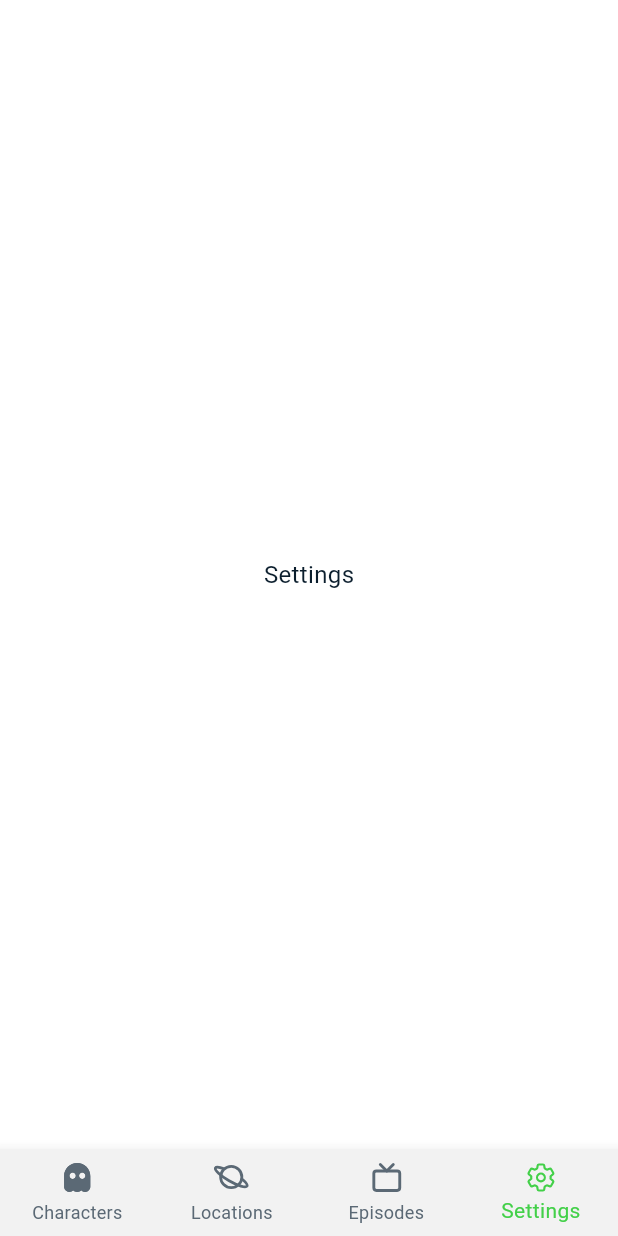
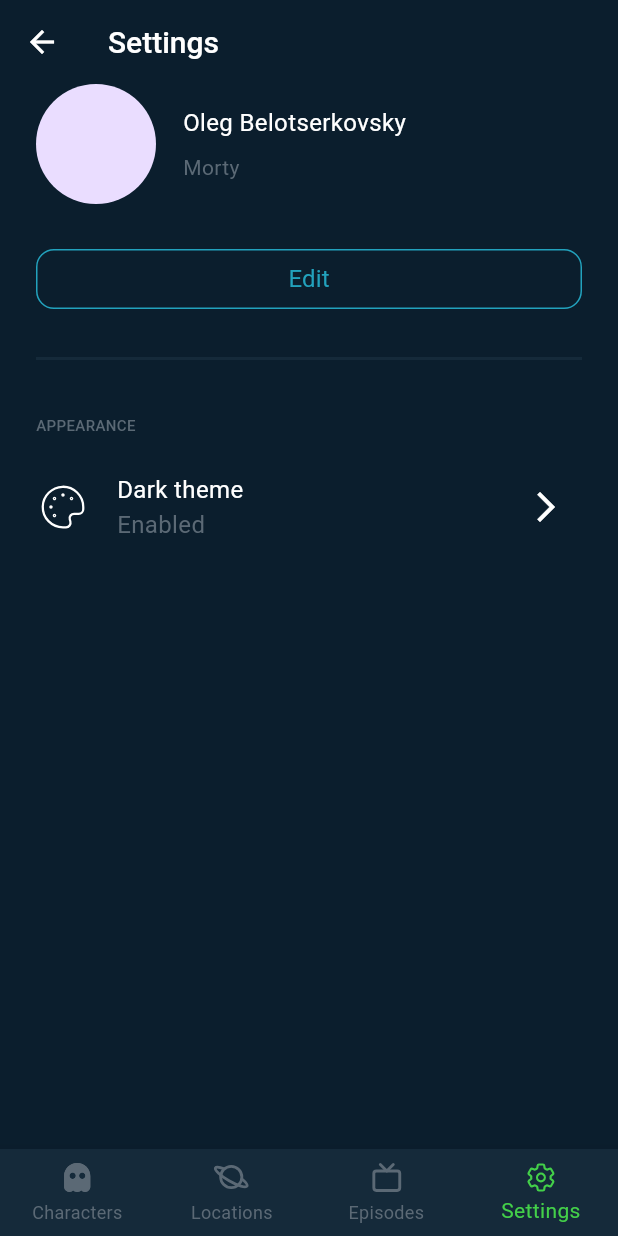
Before and after one commit to KamilaAbdu/rick_and_morty, a Flutter app: the SettingsScreen screen opened by its route, on a phone screen of 412 x 824 dp. Run offline on Flutter 3.47's test engine with Material 3 defaults, Android fonts, the phone set to English and light mode, and no system bars; our stand-ins replace auto_route, dio, flutter_bloc, flutter_svg, get_it, logger and 1 more; accounts and stored records are empty; network calls fail.

Commit message:
feat: добавлена страница Настройки, feat(lang): добавлены все ui элементы в локализацию

```diff
--- a/lib/core/assets/app_assets.dart
+++ b/lib/core/assets/app_assets.dart
@@ -3,6 +3,8 @@ class AppAssets {
   static const String locationNavigationBarItem = 'lib/core/assets/icons/location.svg';
   static const String episodesNavigationBarItem = 'lib/core/assets/icons/episode.svg';
   static const String settingsNavigationBarItem = 'lib/core/assets/icons/settings.svg';
+  static const String themeIcon = 'lib/core/assets/icons/theme.svg';
+
 
   static const String noData = 'lib/core/assets/images/no_data.png';
 
--- a/lib/core/provider/theme_provider.dart
+++ b/lib/core/provider/theme_provider.dart
@@ -2,6 +2,6 @@ import 'package:flutter/material.dart';
 import 'package:rick_and_morty/core/theme/app_theme.dart';
 
 class ThemeProvider extends ChangeNotifier{
-  ThemeData currentTheme = AppTheme.lightTheme;
+  ThemeData currentTheme = AppTheme.darkTheme;
 
 }
--- a/lib/core/theme/app_colors.dart
+++ b/lib/core/theme/app_colors.dart
@@ -9,6 +9,9 @@ abstract class AppColors {
   static const Color characterStatusRed = Color(0xffEB5757);
   static const Color characterNameWhite = Color(0xffffffff);
   static const Color characterInfoGrey = Color(0xff6E798C);
+  static const Color uiDarkBlue = Color(0xff22A2BD);
+
+
 
 
 
--- a/lib/core/theme/app_theme.dart
+++ b/lib/core/theme/app_theme.dart
@@ -5,6 +5,11 @@ abstract class AppTheme extends ChangeNotifier{
   static final darkTheme = ThemeData(
     scaffoldBackgroundColor: AppColors.mainDark,
     iconTheme: IconThemeData(color: Colors.white),
+    iconButtonTheme: IconButtonThemeData(
+    style: ButtonStyle(
+      iconColor: WidgetStateProperty.all(Colors.white),
+    ),
+  ),
     textTheme: TextTheme().copyWith(
       bodySmall: TextStyle(color: Colors.white),
       bodyMedium: TextStyle(color: Colors.white),
@@ -23,7 +28,11 @@ abstract class AppTheme extends ChangeNotifier{
   static final lightTheme = ThemeData(
     scaffoldBackgroundColor: Colors.white,
     iconTheme: IconThemeData(color: AppColors.mainDark),
-
+iconButtonTheme: IconButtonThemeData(
+    style: ButtonStyle(
+      iconColor: WidgetStateProperty.all(AppColors.mainDark),
+    ),
+  ),
     textTheme: TextTheme().copyWith(
       bodySmall: TextStyle(color: AppColors.mainDark,),
       bodyMedium: TextStyle(color: AppColors.mainDark,),
--- a/lib/features/settings/settings_screen.dart
+++ b/lib/features/settings/settings_screen.dart
@@ -1,7 +1,16 @@
 import 'package:auto_route/auto_route.dart';
 import 'package:flutter/material.dart';
+import 'package:flutter_svg/svg.dart';
+import 'package:provider/provider.dart';
+import 'package:rick_and_morty/core/assets/app_assets.dart';
+import 'package:rick_and_morty/core/extensions/app_dimens_extension.dart';
+import 'package:rick_and_morty/core/extensions/context_extension.dart';
+import 'package:rick_and_morty/core/provider/theme_provider.dart';
+import 'package:rick_and_morty/core/theme/app_colors.dart';
+import 'package:rick_and_morty/core/theme/app_dimens.dart';
 
 import 'package:rick_and_morty/core/theme/app_text_styles.dart';
+import 'package:rick_and_morty/core/theme/app_theme.dart';
 
 @RoutePage()
 class SettingsScreen extends StatelessWidget {
@@ -9,9 +18,138 @@ class SettingsScreen extends StatelessWidget {
 
   @override
   Widget build(BuildContext context) {
+    final themeProvider = context.read<ThemeProvider>();
+
     return Scaffold(
-
-      body: Center(child: Text('Settings', style: AppTextStyles.s16w400,)),
+      appBar: AppBar(
+        title: Text(
+          context.lang.navigationBarSettings,
+          style: AppTextStyles.s20w500.copyWith(
+            color:
+                themeProvider.currentTheme == AppTheme.darkTheme
+                    ? Colors.white
+                    : AppColors.mainDark,
+          ),
+        ),
+        centerTitle: false,
+        backgroundColor: Colors.transparent,
+        leading: IconButton(
+          onPressed: () {
+            Navigator.pop(context);
+          },
+          icon: Icon(Icons.arrow_back),
+        ),
+      ),
+      body: Padding(
+        padding: const EdgeInsets.symmetric(horizontal: AppDimens.largePadding),
+        child: Column(
+          crossAxisAlignment: CrossAxisAlignment.start,
+          children: [
+            Row(
+              children: [
+                SizedBox(height: 80, width: 80, child: CircleAvatar()),
+                AppDimens.mediumPadding.horizontalSizedBox,
+                Column(
+                  crossAxisAlignment: CrossAxisAlignment.start,
+                  children: [
+                    Text('Oleg Belotserkovsky', style: AppTextStyles.s16w400),
+                    AppDimens.smallPadding.verticalSizedBox,
+                    Text(
+                      'Morty',
+                      style: AppTextStyles.s14w400.copyWith(
+                        color: AppColors.uiDarkGrey,
+                      ),
+                    ),
+                  ],
+                ),
+              ],
+            ),
+            SizedBox(height: 30),
+            SizedBox(
+              height: 40,
+              width: double.infinity,
+              child: ElevatedButton(
+                onPressed: () {},
+                style: ButtonStyle(
+                  backgroundColor: WidgetStateProperty.all(Colors.transparent),
+                  elevation: WidgetStateProperty.all(0),
+                  side: WidgetStateProperty.all(
+                    BorderSide(color: AppColors.uiDarkBlue),
+                  ),
+                  shape: WidgetStateProperty.all(
+                    RoundedRectangleBorder(
+                      borderRadius: BorderRadius.circular(12),
+                    ),
+                  ),
+                ),
+                child: Text(
+                  'Edit',
+                  style: AppTextStyles.s16w400.copyWith(
+                    color: AppColors.uiDarkBlue,
+                  ),
+                ),
+              ),
+            ),
+            SizedBox(height: 32),
+            Container(
+              width: double.infinity,
+              height: 2,
+              decoration: BoxDecoration(
+                color:
+                    themeProvider.currentTheme == AppTheme.darkTheme
+                        ? AppColors.secondaryDark
+                        : AppColors.lightGrey,
+              ),
+            ),
+            SizedBox(height: 36),
+            Text(
+              context.lang.changeTheme.toUpperCase(),
+              style: AppTextStyles.s10w500.copyWith(
+                color: AppColors.uiDarkGrey,
+              ),
+            ),
+            AppDimens.largePadding.verticalSizedBox,
+            Row(
+              children: [
+                SvgPicture.asset(
+                  AppAssets.themeIcon,
+                  height: 36,
+                  width: 36,
+                  colorFilter: ColorFilter.mode(
+                    themeProvider.currentTheme == AppTheme.darkTheme
+                        ? Colors.white
+                        : AppColors.mainDark,
+                    BlendMode.srcIn,
+                  ),
+                ),
+                AppDimens.mediumPadding.horizontalSizedBox,
+                Column(
+                  crossAxisAlignment: CrossAxisAlignment.start,
+                  children: [
+                    Text(
+                      context.lang.darkTheme,
+                      style: AppTextStyles.s16w400.copyWith(
+                        color:
+                            themeProvider.currentTheme == AppTheme.darkTheme
+                                ? Colors.white
+                                : AppColors.mainDark,
+                      ),
+                    ),
+                    Text(
+                      context.lang.activeTheme,
+                      style: AppTextStyles.s16w400.copyWith(
+                        color: AppColors.uiDarkGrey,
+                      ),
+                    ),
+                  ],
+                ),
+                const Spacer(),
+                IconButton(onPressed: () {}, icon: Icon(Icons.arrow_forward_ios))
+              ],
+            ),
+          ],
+        ),
+      ),
     );
   }
 }
```
Also changed, not shown: lib/core/l10n/intl_en.arb (+37 -8 lines), lib/core/l10n/intl_ky.arb (+37 -9 lines), lib/core/l10n/intl_ru.arb (+33 -1 lines), lib/core/assets/icons/theme.svg (added), lib/core/l10n/generated/intl/messages_en.dart, lib/core/l10n/generated/intl/messages_ky.dart, lib/core/l10n/generated/intl/messages_ru.dart, lib/core/l10n/generated/l10n.dart.
